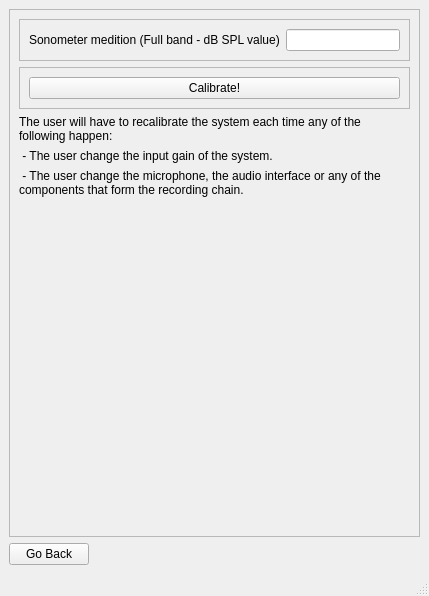
The window that resources/ui/Calibrate.ui (TheHawz/Quick-Scan) describes before a commit, drawn with Qt 5.
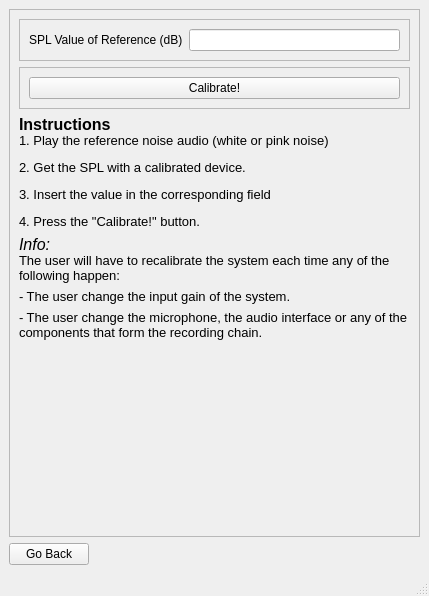
The same window after the commit.

The edit to the form file:
```diff
--- a/resources/ui/Calibrate.ui
+++ b/resources/ui/Calibrate.ui
@@ -36,7 +36,7 @@
           <item>
            <widget class="QLabel" name="label">
             <property name="text">
-             <string>Sonometer medition (Full band - dB SPL value)</string>
+             <string>SPL Value of Reference (dB)</string>
             </property>
            </widget>
           </item>
@@ -65,10 +65,17 @@
          </layout>
         </widget>
        </item>
+       <item>
+        <widget class="QLabel" name="label_5">
+         <property name="text">
+          <string>&lt;html&gt;&lt;head/&gt;&lt;body&gt;&lt;p&gt;&lt;span style=&quot; font-size:12pt; font-weight:700;&quot;&gt;Instructions&lt;/span&gt;&lt;span style=&quot; font-weight:700;&quot;&gt;&lt;br/&gt;&lt;/span&gt;&lt;span style=&quot; font-size:10pt;&quot;&gt; 1. Play the reference noise audio (white or pink noise)&lt;/span&gt;&lt;/p&gt;&lt;p&gt;&lt;span style=&quot; font-size:10pt;&quot;&gt; 2. Get the SPL with a calibrated device.&lt;/span&gt;&lt;/p&gt;&lt;p&gt;&lt;span style=&quot; font-size:10pt;&quot;&gt; 3. Insert the value in the corresponding field&lt;/span&gt;&lt;/p&gt;&lt;p&gt;&lt;span style=&quot; font-size:10pt;&quot;&gt; 4. Press the &amp;quot;Calibrate!&amp;quot; button.&lt;/span&gt;&lt;/p&gt;&lt;/body&gt;&lt;/html&gt;</string>
+         </property>
+        </widget>
+       </item>
        <item>
         <widget class="QLabel" name="label_2">
          <property name="text">
-          <string>The user will have to recalibrate the system each time any of the following happen:</string>
+          <string>&lt;html&gt;&lt;head/&gt;&lt;body&gt;&lt;p&gt;&lt;span style=&quot; font-size:12pt; font-style:italic;&quot;&gt;Info:&lt;/span&gt;&lt;br/&gt;&lt;span style=&quot; font-size:10pt;&quot;&gt;The user will have to recalibrate the system each time any of the following happen:&lt;/span&gt;&lt;/p&gt;&lt;/body&gt;&lt;/html&gt;</string>
          </property>
          <property name="wordWrap">
           <bool>true</bool>
@@ -81,14 +88,14 @@
        <item>
         <widget class="QLabel" name="label_3">
          <property name="text">
-          <string> - The user change the input gain of the system.</string>
+          <string>&lt;html&gt;&lt;head/&gt;&lt;body&gt;&lt;p&gt;&lt;span style=&quot; font-size:10pt;&quot;&gt; - The user change the input gain of the system.&lt;/span&gt;&lt;/p&gt;&lt;/body&gt;&lt;/html&gt;</string>
          </property>
         </widget>
        </item>
        <item>
         <widget class="QLabel" name="label_4">
          <property name="text">
-          <string> - The user change the microphone, the audio interface or any of the components that form the recording chain.</string>
+          <string>&lt;html&gt;&lt;head/&gt;&lt;body&gt;&lt;p&gt;&lt;span style=&quot; font-size:10pt;&quot;&gt; - The user change the microphone, the audio interface or any of the components that form the recording chain.&lt;/span&gt;&lt;/p&gt;&lt;/body&gt;&lt;/html&gt;</string>
          </property>
          <property name="scaledContents">
           <bool>false</bool>
```
